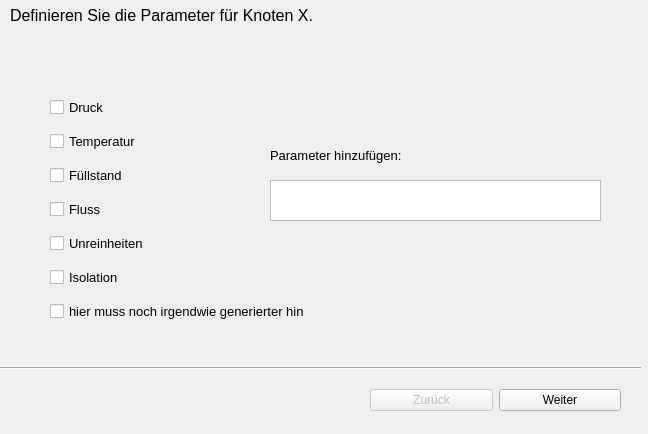
This is Code/wizard_1.ui in MSPietsch/HMI as Qt 5 draws it before an edit. The edited form follows.
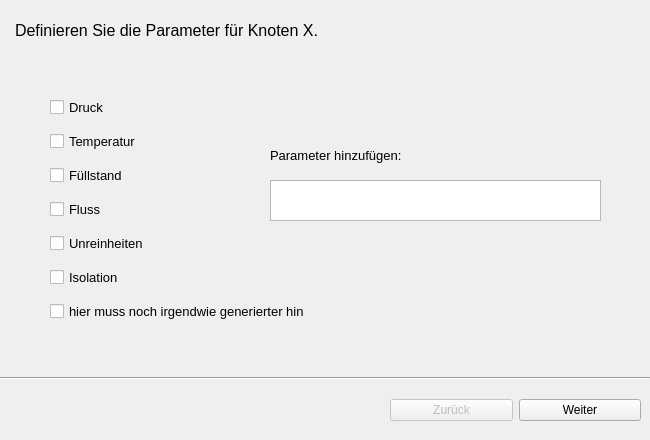
This is the edited form.

Commit message: wizards nochmal einheitlicher gemacht.

Diff of the .ui file:
```diff
--- a/Code/wizard_1.ui
+++ b/Code/wizard_1.ui
@@ -6,8 +6,8 @@
    <rect>
     <x>0</x>
     <y>0</y>
-    <width>648</width>
-    <height>434</height>
+    <width>650</width>
+    <height>440</height>
    </rect>
   </property>
   <property name="windowTitle">
@@ -18,8 +18,8 @@
     <rect>
      <x>0</x>
      <y>0</y>
-     <width>681</width>
-     <height>451</height>
+     <width>650</width>
+     <height>440</height>
     </rect>
    </property>
    <property name="frameShape">
@@ -34,8 +34,8 @@
     </property>
     <property name="geometry">
      <rect>
-      <x>10</x>
-      <y>0</y>
+      <x>15</x>
+      <y>15</y>
       <width>591</width>
       <height>31</height>
      </rect>
@@ -178,8 +178,8 @@
    <widget class="QWidget" name="horizontalLayoutWidget">
     <property name="geometry">
      <rect>
-      <x>370</x>
-      <y>370</y>
+      <x>390</x>
+      <y>380</y>
       <width>251</width>
       <height>61</height>
      </rect>
@@ -211,8 +211,8 @@
     <property name="geometry">
      <rect>
       <x>0</x>
-      <y>360</y>
-      <width>641</width>
+      <y>370</y>
+      <width>650</width>
       <height>16</height>
      </rect>
     </property>
```
The commit also changes 7 other files.
